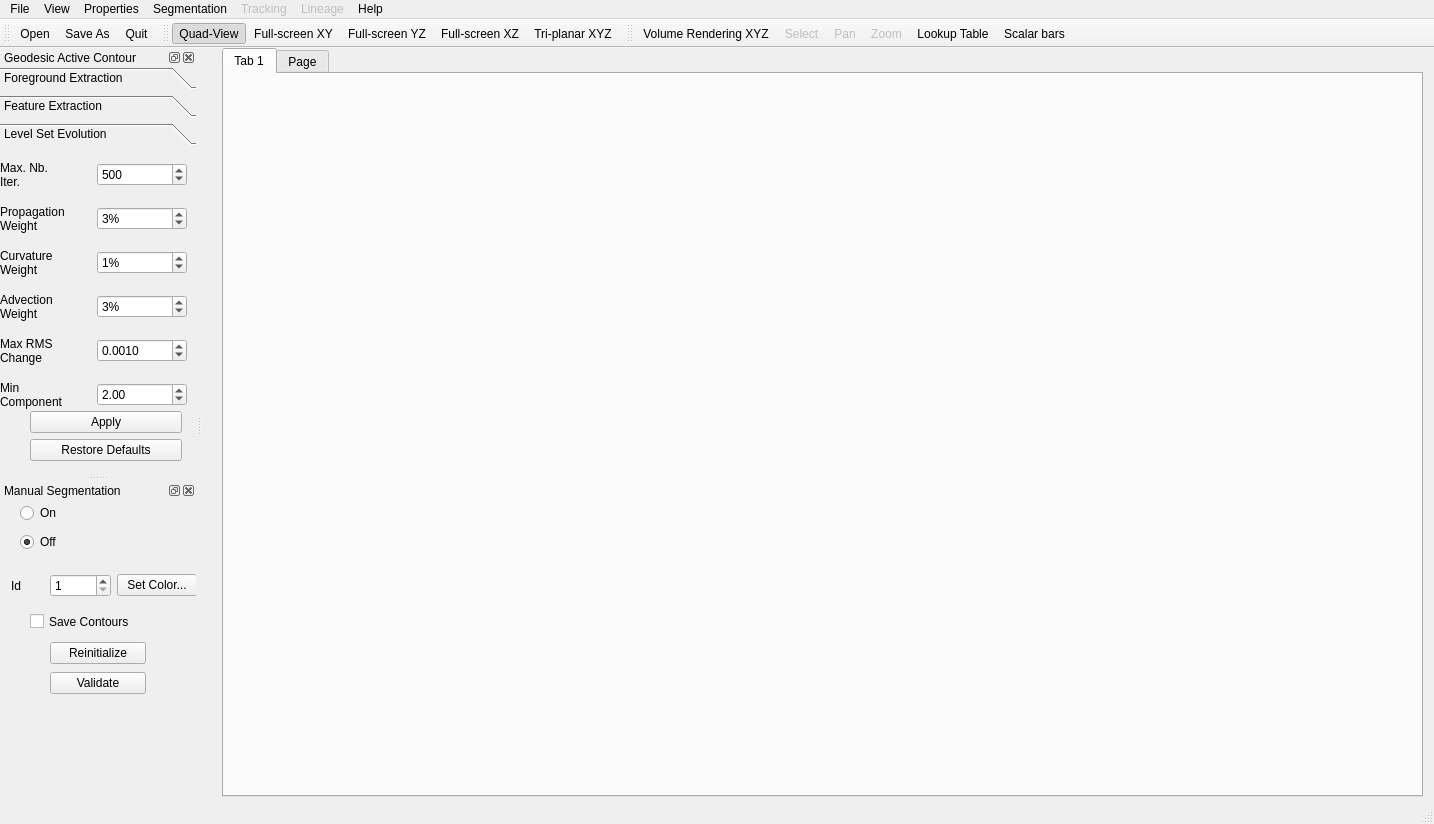
This is trunk/go.ui in gofigure2/GoFigure2 as Qt 5 draws it before an edit. The edited form follows.
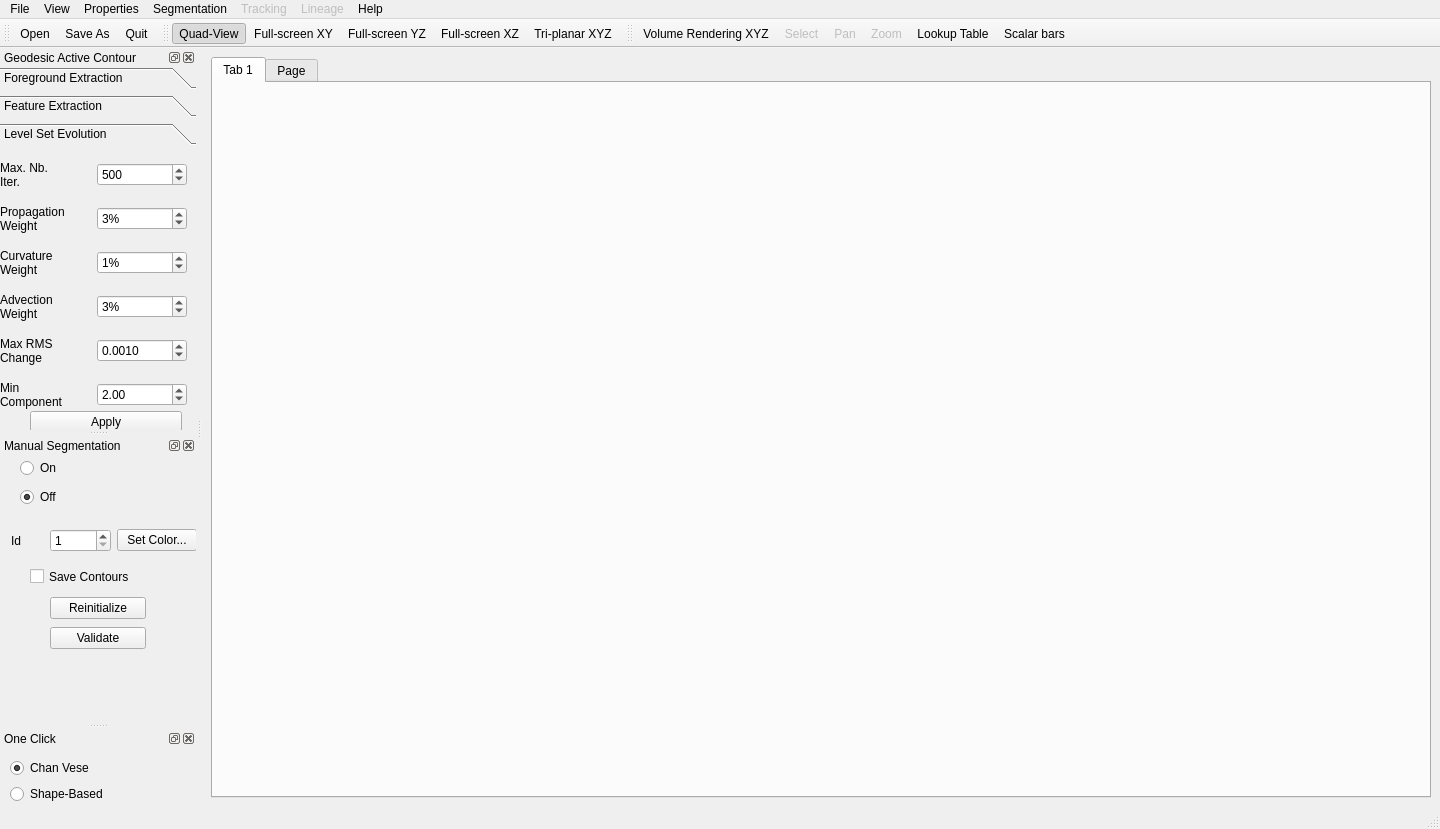
This is the edited form. The open tabs and pages were chosen to show the change. Icons and pictures are not drawn.

Commit message: background color ok

What changed in the file:
```diff
--- a/trunk/go.ui
+++ b/trunk/go.ui
@@ -8,8 +8,8 @@
    <rect>
     <x>0</x>
     <y>0</y>
-    <width>1434</width>
-    <height>824</height>
+    <width>1440</width>
+    <height>829</height>
    </rect>
   </property>
   <property name="windowTitle" >
@@ -19,45 +19,41 @@
    <bool>true</bool>
   </property>
   <widget class="QWidget" name="centralwidget" >
-   <widget class="QTabWidget" name="CentralImageTabWidget" >
-    <property name="geometry" >
-     <rect>
-      <x>20</x>
-      <y>0</y>
-      <width>1201</width>
-      <height>749</height>
-     </rect>
-    </property>
-    <property name="tabPosition" >
-     <enum>QTabWidget::North</enum>
-    </property>
-    <property name="tabShape" >
-     <enum>QTabWidget::Rounded</enum>
-    </property>
-    <property name="currentIndex" >
-     <number>0</number>
-    </property>
-    <property name="elideMode" >
-     <enum>Qt::ElideLeft</enum>
-    </property>
-    <widget class="QWidget" name="tab" >
-     <attribute name="title" >
-      <string>Tab 1</string>
-     </attribute>
-    </widget>
-    <widget class="QWidget" name="tab_2" >
-     <attribute name="title" >
-      <string>Page</string>
-     </attribute>
-    </widget>
-   </widget>
+   <layout class="QVBoxLayout" name="verticalLayout_8" >
+    <item>
+     <widget class="QTabWidget" name="CentralImageTabWidget" >
+      <property name="tabPosition" >
+       <enum>QTabWidget::North</enum>
+      </property>
+      <property name="tabShape" >
+       <enum>QTabWidget::Rounded</enum>
+      </property>
+      <property name="currentIndex" >
+       <number>0</number>
+      </property>
+      <property name="elideMode" >
+       <enum>Qt::ElideLeft</enum>
+      </property>
+      <widget class="QWidget" name="tab" >
+       <attribute name="title" >
+        <string>Tab 1</string>
+       </attribute>
+      </widget>
+      <widget class="QWidget" name="tab_2" >
+       <attribute name="title" >
+        <string>Page</string>
+       </attribute>
+      </widget>
+     </widget>
+    </item>
+   </layout>
   </widget>
   <widget class="QMenuBar" name="menubar" >
    <property name="geometry" >
     <rect>
      <x>0</x>
      <y>0</y>
-     <width>1434</width>
+     <width>1440</width>
      <height>25</height>
     </rect>
    </property>
@@ -214,7 +210,7 @@
        <x>0</x>
        <y>0</y>
        <width>211</width>
-       <height>421</height>
+       <height>381</height>
       </rect>
      </property>
      <property name="font" >
@@ -598,7 +594,7 @@
         <x>0</x>
         <y>0</y>
         <width>201</width>
-        <height>324</height>
+        <height>284</height>
        </rect>
       </property>
       <attribute name="label" >
@@ -957,6 +953,134 @@
    <addaction name="actionLookup_Table" />
    <addaction name="actionScale_bars" />
   </widget>
+  <widget class="QDockWidget" name="OneClickSegmentationDockWidget" >
+   <property name="windowTitle" >
+    <string>One Click</string>
+   </property>
+   <attribute name="dockWidgetArea" >
+    <number>1</number>
+   </attribute>
+   <widget class="QWidget" name="dockWidgetContents" >
+    <widget class="QDialogButtonBox" name="buttonBox" >
+     <property name="geometry" >
+      <rect>
+       <x>30</x>
+       <y>140</y>
+       <width>126</width>
+       <height>26</height>
+      </rect>
+     </property>
+     <property name="standardButtons" >
+      <set>QDialogButtonBox::Cancel|QDialogButtonBox::Ok</set>
+     </property>
+    </widget>
+    <widget class="Line" name="line" >
+     <property name="geometry" >
+      <rect>
+       <x>7</x>
+       <y>60</y>
+       <width>161</width>
+       <height>20</height>
+      </rect>
+     </property>
+     <property name="orientation" >
+      <enum>Qt::Horizontal</enum>
+     </property>
+    </widget>
+    <widget class="QWidget" name="" >
+     <property name="geometry" >
+      <rect>
+       <x>10</x>
+       <y>10</y>
+       <width>108</width>
+       <height>48</height>
+      </rect>
+     </property>
+     <layout class="QVBoxLayout" name="verticalLayout_7" >
+      <item>
+       <widget class="QRadioButton" name="radioButton_3" >
+        <property name="text" >
+         <string>Chan Vese</string>
+        </property>
+        <property name="checked" >
+         <bool>true</bool>
+        </property>
+       </widget>
+      </item>
+      <item>
+       <widget class="QRadioButton" name="radioButton_4" >
+        <property name="text" >
+         <string>Shape-Based</string>
+        </property>
+       </widget>
+      </item>
+     </layout>
+    </widget>
+    <widget class="QWidget" name="" >
+     <property name="geometry" >
+      <rect>
+       <x>10</x>
+       <y>80</y>
+       <width>170</width>
+       <height>50</height>
+      </rect>
+     </property>
+     <layout class="QHBoxLayout" name="horizontalLayout_20" >
+      <item>
+       <layout class="QVBoxLayout" name="verticalLayout_6" >
+        <item>
+         <widget class="QRadioButton" name="radioButton" >
+          <property name="text" >
+           <string>2D</string>
+          </property>
+          <property name="checked" >
+           <bool>true</bool>
+          </property>
+         </widget>
+        </item>
+        <item>
+         <widget class="QRadioButton" name="radioButton_2" >
+          <property name="text" >
+           <string>3D</string>
+          </property>
+         </widget>
+        </item>
+       </layout>
+      </item>
+      <item>
+       <layout class="QHBoxLayout" name="horizontalLayout_19" >
+        <item>
+         <widget class="QLabel" name="label_17" >
+          <property name="text" >
+           <string>Radius</string>
+          </property>
+         </widget>
+        </item>
+        <item>
+         <widget class="QDoubleSpinBox" name="doubleSpinBox" >
+          <property name="suffix" >
+           <string>um</string>
+          </property>
+          <property name="minimum" >
+           <double>0.100000000000000</double>
+          </property>
+          <property name="maximum" >
+           <double>6.000000000000000</double>
+          </property>
+          <property name="singleStep" >
+           <double>0.100000000000000</double>
+          </property>
+          <property name="value" >
+           <double>3.000000000000000</double>
+          </property>
+         </widget>
+        </item>
+       </layout>
+      </item>
+     </layout>
+    </widget>
+   </widget>
+  </widget>
   <action name="actionOpen" >
    <property name="checkable" >
     <bool>false</bool>
```
Left out of the diff: 42 changed lines with no effect on the pictures. The commit also changes 1 other file.
